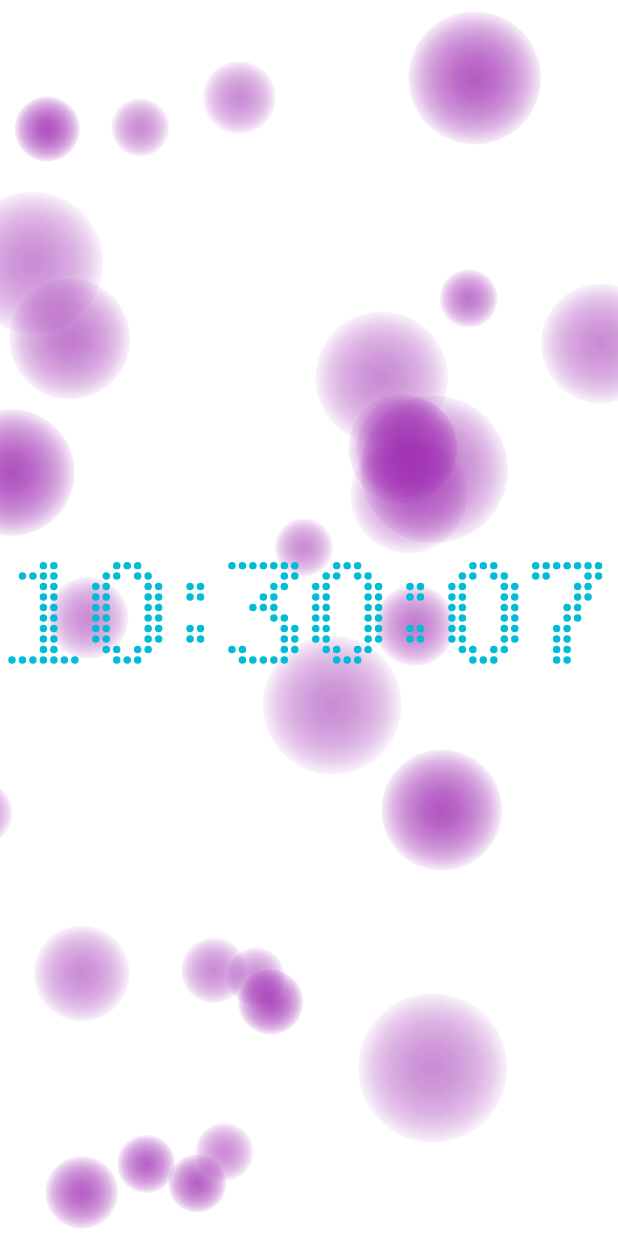
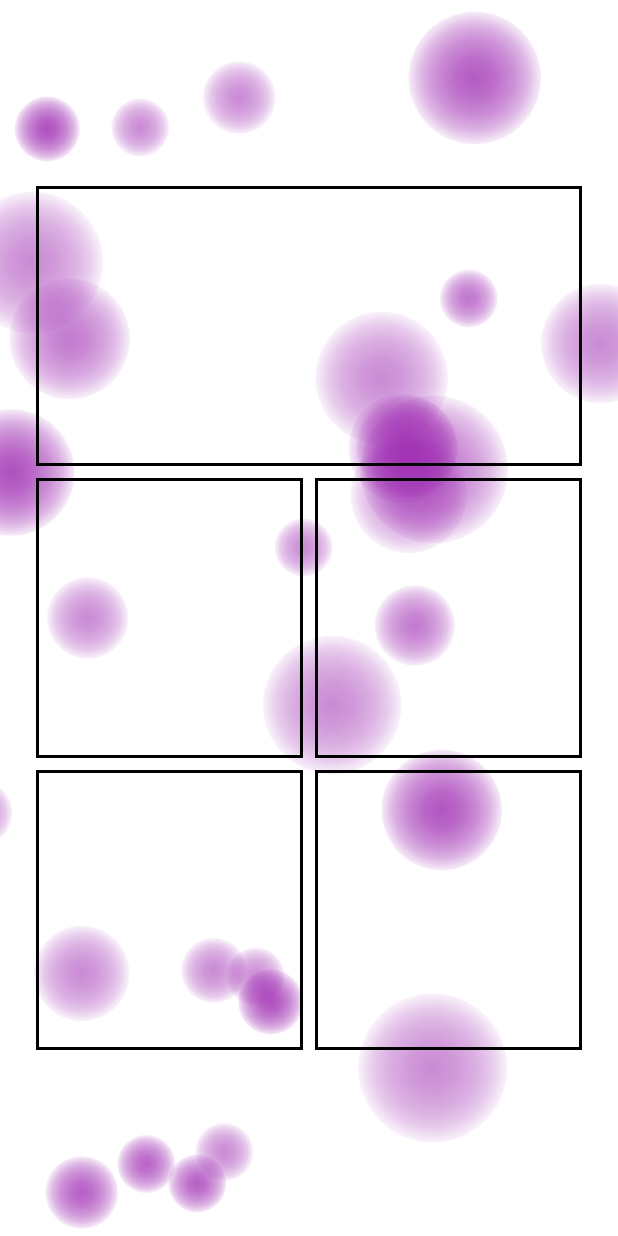
Before and after one commit to silverswords/guardian, a Flutter app: the screen it shows after launch, on a phone screen of 412 x 824 dp. Run offline on Flutter 3.47's test engine with Material 2 defaults, Android fonts, the phone set to English and light mode, and no system bars.

Commit message:
basic layout

```diff
--- a/lib/pages/landing/background.dart
+++ b/lib/pages/landing/background.dart
@@ -6,7 +6,6 @@ import 'package:flutter/material.dart';
 class Background extends StatefulWidget {
   @override
   State<StatefulWidget> createState() => BackgroundState();
-
 }
 
 class BackgroundState extends State<Background> {
@@ -173,5 +172,4 @@ class Circle {
   }
 
   Offset get offset => Offset(x, y);
-
 }
--- a/lib/pages/landing/index.dart
+++ b/lib/pages/landing/index.dart
@@ -1,6 +1,6 @@
 import 'package:flutter/material.dart';
-import 'package:guardian/global.dart';
 import './background.dart';
+import './layout.dart';
 
 class Landing extends StatelessWidget {
   static const routeName = '/';
@@ -12,7 +12,7 @@ class Landing extends StatelessWidget {
         children: <Widget>[
           Background(),
           Container(
-            child: DigitClock(),
+            child: Layout(),
           )
         ],
       ),
--- /dev/null
+++ b/lib/pages/landing/layout.dart
@@ -0,0 +1,98 @@
+import 'package:flutter/material.dart';
+
+class Layout extends StatelessWidget {
+  @override
+  Widget build(BuildContext context) {
+    return SafeArea(
+      child: Container(
+        margin: EdgeInsets.only(
+          top: 120.0,
+          bottom: 120.0,
+          left: 20.0,
+          right: 20.0,
+        ),
+        child: Column(
+          children: <Widget>[
+            // Row I
+            Expanded(
+              flex: 1,
+              child: Container(
+                margin: EdgeInsets.all(4.0),
+                decoration: BoxDecoration(
+                  color: Colors.transparent,
+                  border: Border.all(
+                    width: 2,
+                  ),
+                ),
+              ),
+            ),
+            // Row II
+            Expanded(
+              flex: 1,
+              child: Row(
+                children: <Widget>[
+                  Expanded(
+                    flex: 1,
+                    child: Container(
+                      margin: EdgeInsets.all(4.0),
+                      decoration: BoxDecoration(
+                        color: Colors.transparent,
+                        border: Border.all(
+                          width: 2,
+                        ),
+                      ),
+                    ),
+                  ),
+                  Expanded(
+                    flex: 1,
+                    child: Container(
+                      margin: EdgeInsets.all(4.0),
+                      decoration: BoxDecoration(
+                        color: Colors.transparent,
+                        border: Border.all(
+                          width: 2,
+                        ),
+                      ),
+                    ),
+                  ),
+                ],
+              ),
+            ),
+            // Row III
+            Expanded(
+              flex: 1,
+              child: Row(
+                children: <Widget>[
+                  Expanded(
+                    flex: 1,
+                    child: Container(
+                      margin: EdgeInsets.all(4.0),
+                      decoration: BoxDecoration(
+                        color: Colors.transparent,
+                        border: Border.all(
+                          width: 2,
+                        ),
+                      ),
+                    ),
+                  ),
+                  Expanded(
+                    flex: 1,
+                    child: Container(
+                      margin: EdgeInsets.all(4.0),
+                      decoration: BoxDecoration(
+                        color: Colors.transparent,
+                        border: Border.all(
+                          width: 2,
+                        ),
+                      ),
+                    ),
+                  ),
+                ],
+              ),
+            ),
+          ],
+        ),
+      ),
+    );
+  }
+}
--- a/lib/widgets/digit-clock.dart
+++ b/lib/widgets/digit-clock.dart
@@ -191,7 +191,6 @@ class DigitClockPainter extends CustomPainter {
     _drawGroup(canvas, now.minute);
     _drawSeperator(canvas);
     _drawGroup(canvas, now.second);
-    _drawSeperator(canvas);
   }
 
   void _drawGroup(Canvas canvas, int group) {
```
